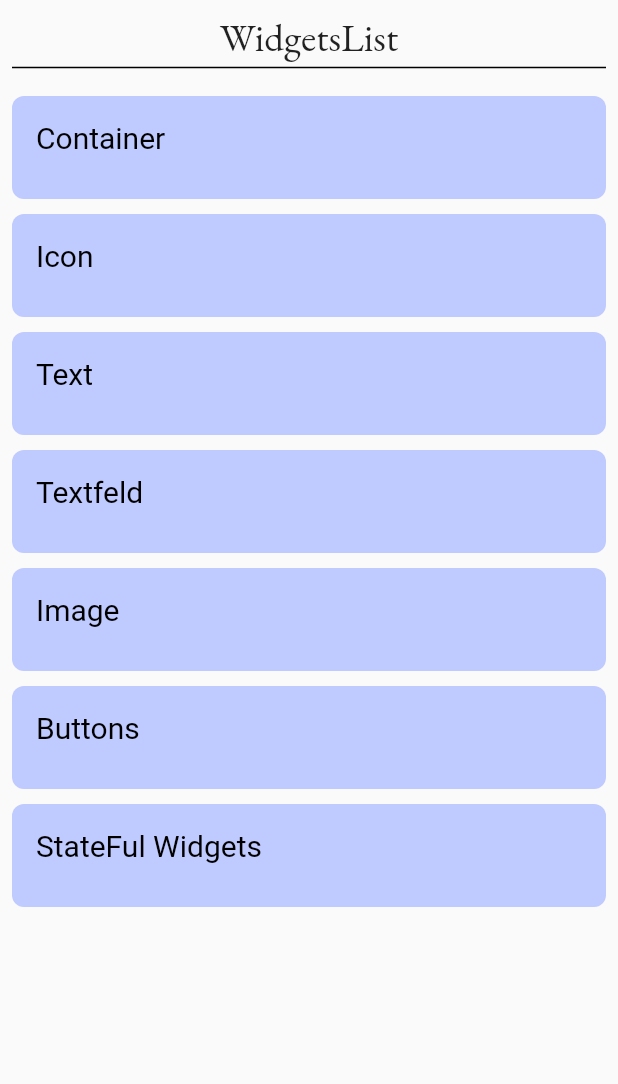
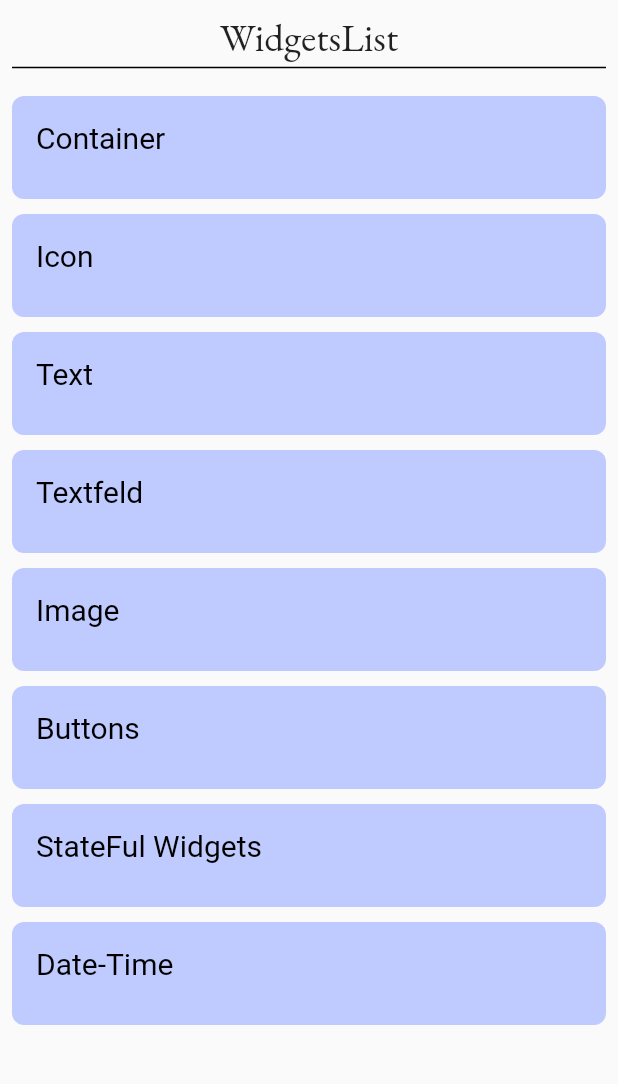
Before and after one commit to moynull15-14141/FlutterTestWdgt_App, a Flutter app: the WidgetsList screen opened directly, on a phone screen of 412 x 824 dp, the part 84-1168 px from its top. Run offline on Flutter 3.47's test engine with Material 2 defaults, Android fonts, the phone set to English and light mode, and no system bars; our stand-ins replace google_fonts, image_picker; Roboto replaces fonts that are missing (Tillana).

Commit message:
Date_Time add

```diff
--- a/lib/Widgets/widgetsList.dart
+++ b/lib/Widgets/widgetsList.dart
@@ -8,6 +8,7 @@
 
 import 'btns.dart';
 import 'containers.dart';
+import 'dateTime.dart';
 import 'icons.dart';
 
 class WidgetsList extends StatefulWidget {
@@ -258,6 +259,35 @@
                     ),
                   ),
                 ),
+                SizedBox(
+                  height: 10,
+                ),
+                InkWell(
+                  onTap: () {
+                    Navigator.push(context,
+                        MaterialPageRoute(builder: (Context) => datetime()));
+                  },
+                  child: Container(
+                    height: MediaQuery.of(context).size.height / 12,
+                    width: MediaQuery.of(context).size.width / 1,
+                    decoration: BoxDecoration(
+                        color: Color.fromARGB(199, 175, 188, 255),
+                        borderRadius: BorderRadius.circular(8)),
+                    child: Column(
+                      children: [
+                        ListTile(
+                          title: Text(
+                            'Date-Time',
+                            style: TextStyle(
+                                color: Colors.black,
+                                fontSize: 20,
+                                fontWeight: FontWeight.w400),
+                          ),
+                        ),
+                      ],
+                    ),
+                  ),
+                ),
               ],
             ),
           )),
```
Also changed, not shown: lib/Widgets/dateTime.dart (added, +82 -0 lines).
